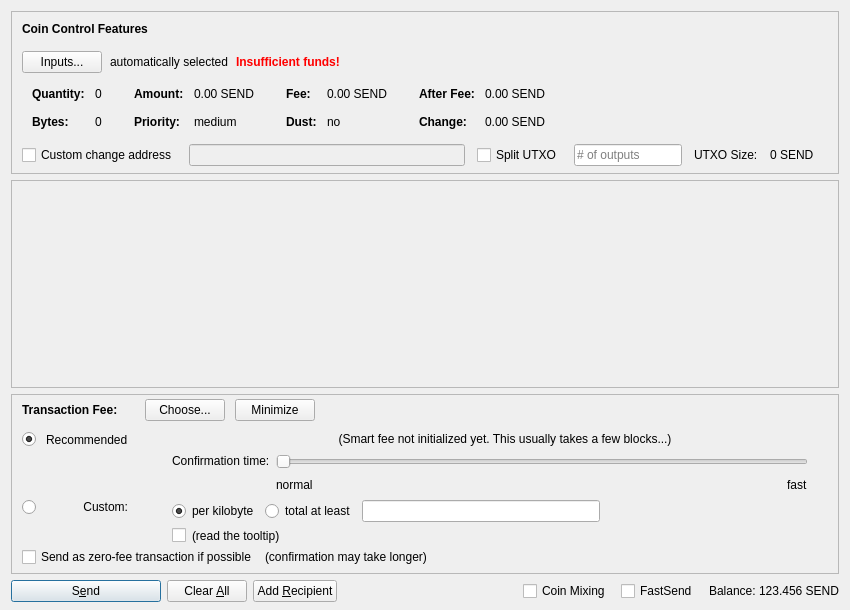
First picture: the form in src/qt/forms/sendcoinsdialog.ui, repository SocialSend/SocialSend, before the edit.
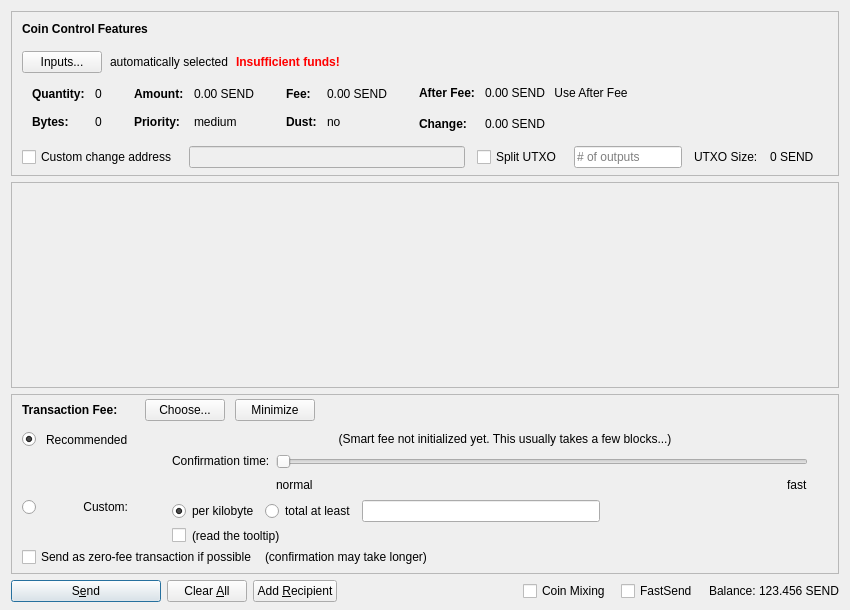
Second picture: the form after the edit. Icons and pictures are not drawn. Custom widgets are drawn as their Qt base class.

The edit to the form file:
```diff
--- a/src/qt/forms/sendcoinsdialog.ui
+++ b/src/qt/forms/sendcoinsdialog.ui
@@ -189,7 +189,7 @@
             <number>0</number>
            </property>
            <item>
-            <layout class="QHBoxLayout" name="horizontalLayoutCoinControl3" stretch="0,0,0,1">
+            <layout class="QHBoxLayout" name="horizontalLayoutCoinControl3" stretch="0,0,0,0">
              <property name="spacing">
               <number>20</number>
              </property>
@@ -444,6 +444,12 @@
              </item>
              <item>
               <layout class="QFormLayout" name="formLayoutCoinControl4">
+               <property name="fieldGrowthPolicy">
+                <enum>QFormLayout::AllNonFixedFieldsGrow</enum>
+               </property>
+               <property name="rowWrapPolicy">
+                <enum>QFormLayout::DontWrapRows</enum>
+               </property>
                <property name="horizontalSpacing">
                 <number>10</number>
                </property>
@@ -454,7 +460,7 @@
                 <number>6</number>
                </property>
                <property name="topMargin">
-                <number>4</number>
+                <number>0</number>
                </property>
                <property name="rightMargin">
                 <number>6</number>
@@ -476,7 +482,72 @@
                 </widget>
                </item>
                <item row="0" column="1">
-                <widget class="QLabel" name="labelCoinControlAfterFee">
+                <layout class="QHBoxLayout" name="horizontalLayout_3">
+                 <property name="topMargin">
+                  <number>0</number>
+                 </property>
+                 <item>
+                  <widget class="QLabel" name="labelCoinControlAfterFee">
+                   <property name="text">
+                    <string>0.00 SEND</string>
+                   </property>
+                  </widget>
+                 </item>
+                 <item>
+                  <widget class="QPushButton" name="pushButton">
+                   <property name="sizePolicy">
+                    <sizepolicy hsizetype="Minimum" vsizetype="Minimum">
+                     <horstretch>0</horstretch>
+                     <verstretch>0</verstretch>
+                    </sizepolicy>
+                   </property>
+                   <property name="minimumSize">
+                    <size>
+                     <width>0</width>
+                     <height>0</height>
+                    </size>
+                   </property>
+                   <property name="maximumSize">
+                    <size>
+                     <width>16777215</width>
+                     <height>16777215</height>
+                    </size>
+                   </property>
+                   <property name="cursor">
+                    <cursorShape>PointingHandCursor</cursorShape>
+                   </property>
+                   <property name="styleSheet">
+                    <string notr="true">padding-top:0px;
+padding-bottom:0px;
+padding-left:3px;
+padding-right:3px;
+margin-left:5px;</string>
+                   </property>
+                   <property name="text">
+                    <string>Use After Fee</string>
+                   </property>
+                   <property name="flat">
+                    <bool>true</bool>
+                   </property>
+                  </widget>
+                 </item>
+                 <item>
+                  <spacer name="horizontalSpacer_7">
+                   <property name="orientation">
+                    <enum>Qt::Horizontal</enum>
+                   </property>
+                   <property name="sizeHint" stdset="0">
+                    <size>
+                     <width>40</width>
+                     <height>20</height>
+                    </size>
+                   </property>
+                  </spacer>
+                 </item>
+                </layout>
+               </item>
+               <item row="1" column="1">
+                <widget class="QLabel" name="labelCoinControlChange">
                  <property name="cursor">
                   <cursorShape>IBeamCursor</cursorShape>
                  </property>
@@ -504,22 +575,6 @@
                  </property>
                 </widget>
                </item>
-               <item row="1" column="1">
-                <widget class="QLabel" name="labelCoinControlChange">
-                 <property name="cursor">
-                  <cursorShape>IBeamCursor</cursorShape>
-                 </property>
-                 <property name="contextMenuPolicy">
-                  <enum>Qt::ActionsContextMenu</enum>
-                 </property>
-                 <property name="text">
-                  <string notr="true">0.00 SEND</string>
-                 </property>
-                 <property name="textInteractionFlags">
-                  <set>Qt::LinksAccessibleByMouse|Qt::TextSelectableByKeyboard|Qt::TextSelectableByMouse</set>
-                 </property>
-                </widget>
-               </item>
               </layout>
              </item>
             </layout>
@@ -651,7 +706,7 @@
         <x>0</x>
         <y>0</y>
         <width>830</width>
-        <height>95</height>
+        <height>127</height>
        </rect>
       </property>
       <layout class="QVBoxLayout" name="verticalLayout_2" stretch="0,1">
```
Left out of the diff: 2 changed lines with no effect on the pictures.
